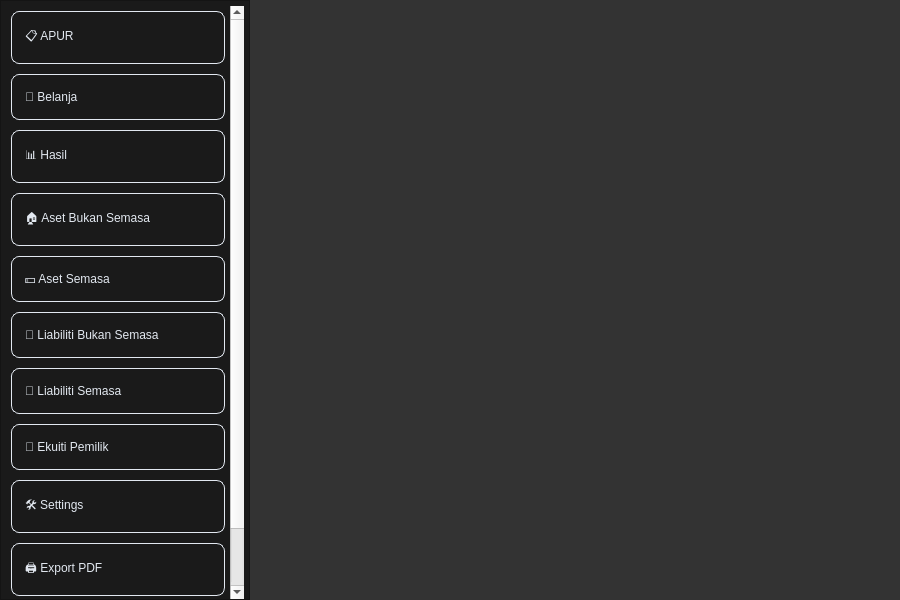
Qt form src/mainwindow.ui (JuneMinazuki/auto-penyata) before a commit.
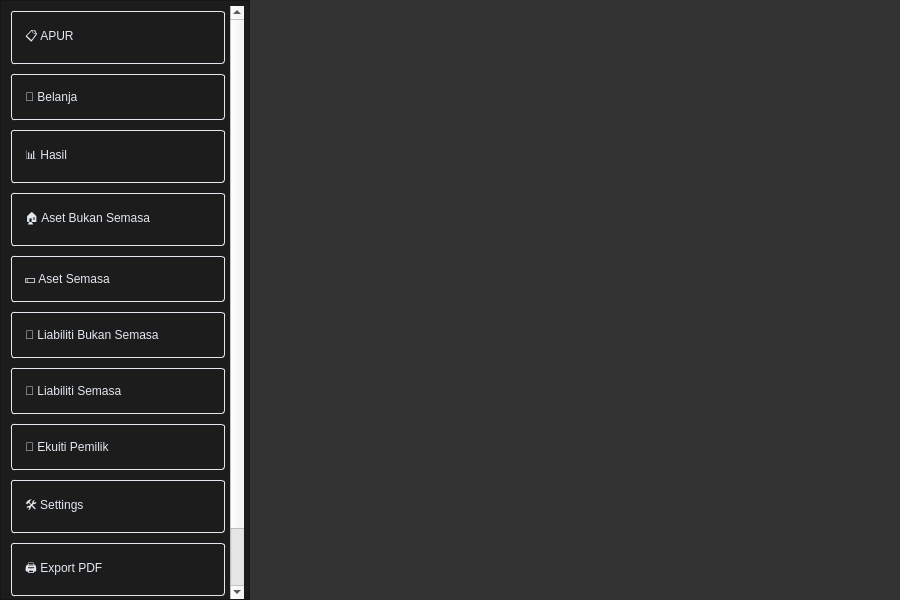
The same form after that commit.

Commit message:
Add Export PDF logic into the code
"Export PDF" is not added as a item in the start, so it has no logic written to check when it is press

What changed in the file:
```diff
--- a/src/mainwindow.ui
+++ b/src/mainwindow.ui
@@ -56,7 +56,7 @@
 	padding-top: 5px;
 	padding-left: 5px;
 	padding-right: 5px;
-	background-color: #1a1a1a;
+	background-color: #1c1c1c;
 }
 QListWidget::item {
 	padding-top: 15px;
@@ -64,8 +64,8 @@
 	padding-left: 10px;
 	padding-right: 10px;
 	margin: 5px;
-	border-radius: 8px;
-	background-color: #1a1a1a;
+	border-radius: 3px;
+	background-color: #1c1c1c;
 	color: #E2E8F0;
 	border-width: 1px;
 	border-style: solid;
```
Left out of the diff: 2 changed lines with no effect on the pictures. The commit also changes 1 other file.
